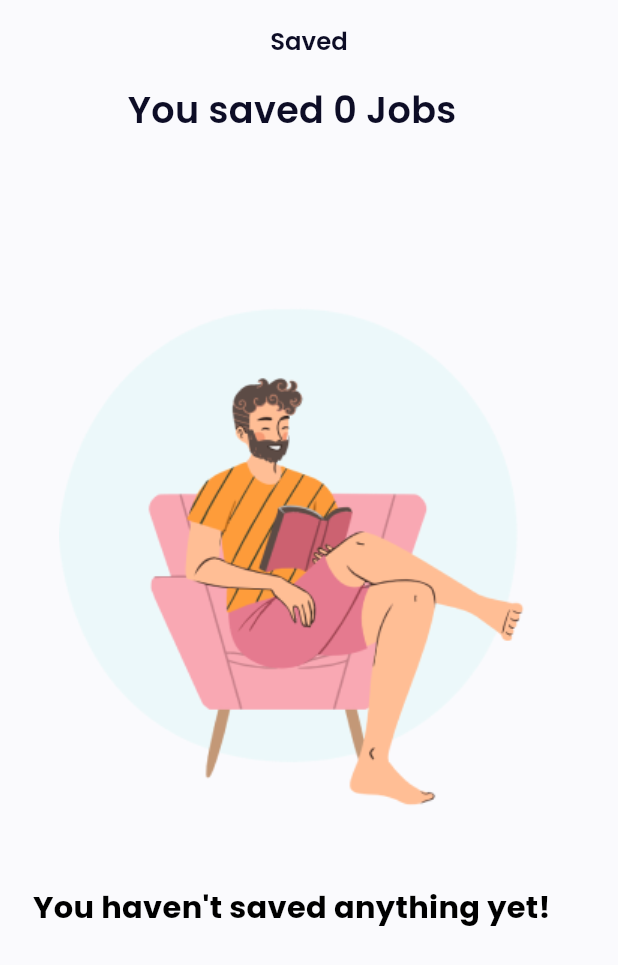
After one commit to muhriddinbek-off/jobizz, a Flutter app: the BookmarkScreen screen opened directly, on a phone screen of 412 x 824 dp. The commit adds this screen. Shown: the top 965 px of the screen. Run offline on Flutter 3.47's test engine with Material 3 defaults, Android fonts, the light colour scheme and no system bars; our stand-ins replace flutter_bloc, flutter_screenutil, flutter_svg, shared_preferences, zoom_tap_animation; accounts and stored records are empty.

Commit message:
added saved and detail screen

```diff
--- /dev/null
+++ b/lib/data/repository/saved/saved_list.dart
@@ -0,0 +1,3 @@
+import 'package:jobee/data/models/employer/employer_model.dart';
+
+List<EmployerModel> saveds = [];
--- a/lib/screens/main/screens/bookmark/bookmark_screen.dart
+++ b/lib/screens/main/screens/bookmark/bookmark_screen.dart
@@ -1,13 +1,77 @@
 import 'package:flutter/material.dart';
+import 'package:flutter_screenutil/flutter_screenutil.dart';
+import 'package:jobee/data/repository/saved/saved_list.dart';
+import 'package:jobee/screens/main/screens/bookmark/widgets/dialogs/delete_favourite_item.dart';
+import 'package:jobee/screens/main/screens/bookmark/widgets/empty_list.dart';
+import 'package:jobee/screens/main/screens/bookmark/widgets/saved_item.dart';
+import 'package:jobee/screens/main/screens/home/screens/job_detail.dart';
+import 'package:jobee/tools/colors/app_colors.dart';
+import 'package:jobee/tools/size/app_size.dart';
+import 'package:jobee/tools/styles/app_styles.dart';
 
-class BookmarkScreen extends StatelessWidget {
+class BookmarkScreen extends StatefulWidget {
   const BookmarkScreen({super.key});
 
+  @override
+  State<BookmarkScreen> createState() => _BookmarkScreenState();
+}
+
+class _BookmarkScreenState extends State<BookmarkScreen> {
   @override
   Widget build(BuildContext context) {
     return Scaffold(
       appBar: AppBar(
-        title: const Text("BookMark"),
+        centerTitle: true,
+        title: Text(
+          "Saved",
+          style: AppStyles.semiBold16().copyWith(
+            color: AppColors.c0D0D26,
+          ),
+        ),
+      ),
+      body: Padding(
+        padding: EdgeInsets.symmetric(horizontal: 20.w),
+        child: Column(
+          children: [
+            Text(
+              "You saved ${saveds.length} Jobs",
+              style: AppStyles.semiBold28().copyWith(
+                color: AppColors.c0D0D26,
+                fontSize: 24.sp,
+              ),
+            ),
+            16.getH(),
+            saveds.isEmpty
+                ? const EmtpyList()
+                : Expanded(
+                    child: ListView.builder(
+                      physics: const BouncingScrollPhysics(),
+                      itemCount: saveds.length,
+                      itemBuilder: (context, index) {
+                        final saveJobs = saveds[index];
+                        return SavedItem(
+                          saveJobs: saveJobs,
+                          onTap: () => Navigator.push(context, MaterialPageRoute(builder: (context) => JobDetail(employer: saveds[index]))),
+                          onLongPress: () {
+                            showDialog(
+                              context: context,
+                              builder: (context) {
+                                return DeleteFavouriteItem(
+                                  onTap: () {
+                                    saveds.removeAt(index);
+                                    Navigator.pop(context);
+                                    setState(() {});
+                                  },
+                                );
+                              },
+                            );
+                          },
+                        );
+                      },
+                    ),
+                  ),
+          ],
+        ),
       ),
     );
   }
--- /dev/null
+++ b/lib/screens/main/screens/bookmark/widgets/empty_list.dart
@@ -0,0 +1,28 @@
+import 'package:flutter/material.dart';
+import 'package:jobee/tools/images/app_images.dart';
+import 'package:jobee/tools/size/app_size.dart';
+import 'package:jobee/tools/styles/app_styles.dart';
+
+class EmtpyList extends StatelessWidget {
+  const EmtpyList({
+    super.key,
+  });
+
+  @override
+  Widget build(BuildContext context) {
+    return SizedBox(
+      height: height * 0.7,
+      child: Column(
+        mainAxisAlignment: MainAxisAlignment.center,
+        children: [
+          Image.asset(AppImages.freeTime),
+          Text(
+            "You haven't saved anything yet!",
+            textAlign: TextAlign.center,
+            style: AppStyles.bold20(),
+          ),
+        ],
+      ),
+    );
+  }
+}
--- a/lib/screens/splash/splash_screen.dart
+++ b/lib/screens/splash/splash_screen.dart
@@ -17,7 +17,7 @@ class _SplashScreenState extends State<SplashScreen> {
       if (mounted) {
         Navigator.pushNamedAndRemoveUntil(
           context,
-          RoutesName.main,
+          RoutesName.onboarding,
           (route) => false,
         );
       }
--- a/lib/tools/images/app_images.dart
+++ b/lib/tools/images/app_images.dart
@@ -7,6 +7,7 @@ class AppImages {
 
   static String brandLogo = "assets/images/brand_logo.png";
   static String banner = "assets/images/banner.png";
+  static String freeTime = "assets/images/free_time.png";
 
   //  onboarding png
   static String ellipse = "assets/images/ellipse.png";
```
Also changed, not shown: lib/screens/main/screens/bookmark/widgets/dialogs/delete_favourite_item.dart (added, +49 -0 lines), lib/screens/main/screens/bookmark/widgets/saved_item.dart (added, +71 -0 lines), lib/screens/main/screens/home/screens/job_detail.dart (+13 -1 lines), assets/images/free_time.png (added), 1 other file.
